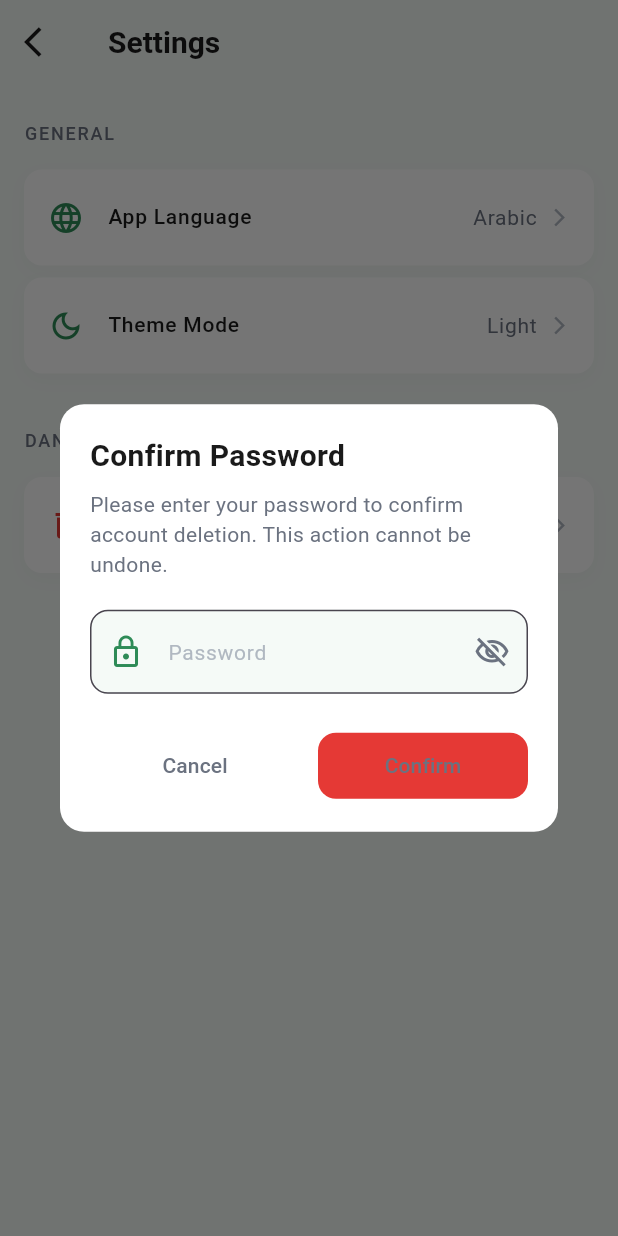
After one commit to MahmoudDahy11/NOOR, a Flutter app: the SettingsScreen screen opened by its route, after a tap on "Delete Account", on a phone screen of 412 x 824 dp. The commit adds this screen. Run offline on Flutter 3.47's test engine with Material 3 defaults, Android fonts, the phone set to English and light mode, and no system bars; our stand-ins replace bloc, cloud_firestore, dartz, device_preview, dio, equatable and 10 more; missing offline and left inert: flutter_facebook_auth, flutter_stripe, mailer; accounts and stored records are empty.

Commit message:
feat: implement account deletion functionality with settings screen and cubit logic

```diff
--- /dev/null
+++ b/devtools_options.yaml
@@ -0,0 +1,3 @@
+description: This file stores settings for Dart & Flutter DevTools.
+documentation: https://docs.flutter.dev/tools/devtools/extensions#configure-extension-enablement-states
+extensions:
--- a/lib/core/di/service_locator.dart
+++ b/lib/core/di/service_locator.dart
@@ -30,6 +30,7 @@ import '../../features/auth/presentation/cubits/signup_cubit/signup_cubit.dart';
 import '../../features/profile/data/repos/profile_repo_impl.dart';
 import '../../features/profile/domain/repos/profile_repo.dart';
 import '../../features/profile/presentation/cubit/profile_cubit.dart';
+import '../../features/settings/presentation/cubit/settings_cubit.dart';
 import '../../features/splash/data/repos/splash_repo_impl.dart';
 import '../../features/splash/domain/repos/splash_repo.dart';
 import '../../features/splash/presentation/cubits/splash_cubit/splash_cubit.dart';
@@ -96,4 +97,5 @@ void setupServiceLocator() {
     () => ProfileCubit(profileRepo: getIt<ProfileRepo>()),
   );
   getIt.registerFactory(() => AddCardCubit(repo: getIt<AddCardRepo>()));
+  getIt.registerFactory(() => SettingsCubit(getIt<FirebaseAuthRepo>()));
 }
--- a/lib/core/router/app_router.dart
+++ b/lib/core/router/app_router.dart
@@ -20,6 +20,8 @@ import '../../features/onboarding/presentation/screens/onboarding_screen.dart';
 import '../../features/profile/presentation/cubit/profile_cubit.dart';
 import '../../features/profile/presentation/views/edit_profile_screen.dart';
 import '../../features/profile/presentation/views/profile_screen.dart';
+import '../../features/settings/presentation/cubit/settings_cubit.dart';
+import '../../features/settings/presentation/views/settings_screen.dart';
 import '../../features/splash/presentation/views/splash_screen.dart';
 import '../di/service_locator.dart';
 
@@ -37,6 +39,7 @@ class AppRouter {
   static const String homeRoute = '/home';
   static const String profileRoute = '/profile';
   static const String editProfileRoute = 'edit-profile';
+  static const String settingsRoute = '/settings';
   static const String addCardRoute = '/add-card';
 
   static final router = GoRouter(
@@ -127,6 +130,17 @@ class AppRouter {
         ],
       ),
       GoRoute(
+        name: settingsRoute,
+        path: settingsRoute,
+        pageBuilder: (context, state) => _slidePage(
+          state: state,
+          child: BlocProvider(
+            create: (context) => getIt<SettingsCubit>(),
+            child: const SettingsScreen(),
+          ),
+        ),
+      ),
+      GoRoute(
         name: addCardRoute,
         path: addCardRoute,
         pageBuilder: (context, state) =>
--- a/lib/features/auth/data/repo/auth_repo_implement.dart
+++ b/lib/features/auth/data/repo/auth_repo_implement.dart
@@ -154,4 +154,16 @@ class FirebaseAuthRepoImplement extends FirebaseAuthRepo {
       return left(CustomFailure(errMessage: e.toString()));
     }
   }
+
+  @override
+  Future<Either<CustomFailure, void>> deleteUserAccount(String password) async {
+    try {
+      await _firebaseService.deleteUserAccount(password: password);
+      return right(null);
+    } on CustomException catch (ex) {
+      return left(CustomFailure(errMessage: ex.errMessage));
+    } catch (e) {
+      return left(CustomFailure(errMessage: e.toString()));
+    }
+  }
 }
--- a/lib/features/auth/data/service/firebase_auth.dart
+++ b/lib/features/auth/data/service/firebase_auth.dart
@@ -167,4 +167,49 @@ class FirebaseService {
       throw CustomException(errMessage: e.toString());
     }
   }
+
+  Future<void> deleteUserAccount({required String password}) async {
+    try {
+      final user = _auth.currentUser;
+      if (user == null) {
+        throw CustomException(errMessage: 'No authenticated user found.');
+      }
+
+      // 1. Re-authenticate the user
+      final AuthCredential credential = EmailAuthProvider.credential(
+        email: user.email!,
+        password: password,
+      );
+
+      await user.reauthenticateWithCredential(credential);
+
+      // 2. Delete user's document from Firestore
+      final uid = user.uid;
+      await firestore.collection('users').doc(uid).delete();
+
+      // 3. Delete the user from FirebaseAuth
+      await user.delete();
+
+      // 4. Clear local session/cache
+      await LocalStorageService.clearUserData();
+
+      log("✅ User account deleted and session cleared: $uid");
+    } on FirebaseAuthException catch (e) {
+      if (e.code == 'wrong-password') {
+        throw CustomException(
+          errMessage: 'The password you entered is incorrect.',
+        );
+      } else if (e.code == 'requires-recent-login') {
+        throw CustomException(
+          errMessage:
+              'This operation is sensitive and requires recent authentication. Please log in again.',
+        );
+      }
+      throw CustomException(errMessage: e.message ?? 'Authentication error');
+    } catch (e) {
+      throw CustomException(
+        errMessage: 'Error deleting account: ${e.toString()}',
+      );
+    }
+  }
 }
--- a/lib/features/auth/domain/repo/auth_repo.dart
+++ b/lib/features/auth/domain/repo/auth_repo.dart
@@ -46,4 +46,10 @@ abstract class FirebaseAuthRepo {
    * returns Either a CustomFailure or Unit
    */
   Future<Either<CustomFailure, UserEntity>> signinWithFacebook();
+  /*
+   * Method to delete the user's account
+   * requires re-authentication with password
+   * returns Either a CustomFailure or void
+   */
+  Future<Either<CustomFailure, void>> deleteUserAccount(String password);
 }
--- a/lib/features/profile/presentation/views/profile_screen.dart
+++ b/lib/features/profile/presentation/views/profile_screen.dart
@@ -81,7 +81,7 @@ class _ProfileView extends StatelessWidget {
                         );
                       },
                       onSettings: () {
-                        // Navigate to Settings
+                        context.pushNamed(AppRouter.settingsRoute);
                       },
                       onSignOut: () {
                         _showSignOutDialog(context);
--- /dev/null
+++ b/lib/features/settings/presentation/cubit/settings_cubit.dart
@@ -0,0 +1,20 @@
+import 'package:bloc/bloc.dart';
+import 'package:meta/meta.dart';
+import '../../../auth/domain/repo/auth_repo.dart';
+
+part 'settings_state.dart';
+
+class SettingsCubit extends Cubit<SettingsState> {
+  final FirebaseAuthRepo _authRepo;
+
+  SettingsCubit(this._authRepo) : super(SettingsInitial());
+
+  Future<void> deleteAccount(String password) async {
+    emit(SettingsLoading());
+    final result = await _authRepo.deleteUserAccount(password);
+    result.fold(
+      (failure) => emit(SettingsError(message: failure.errMessage)),
+      (_) => emit(DeleteAccountSuccess()),
+    );
+  }
+}
--- /dev/null
+++ b/lib/features/settings/presentation/cubit/settings_state.dart
@@ -0,0 +1,15 @@
+part of 'settings_cubit.dart';
+
+@immutable
+abstract class SettingsState {}
+
+class SettingsInitial extends SettingsState {}
+
+class SettingsLoading extends SettingsState {}
+
+class DeleteAccountSuccess extends SettingsState {}
+
+class SettingsError extends SettingsState {
+  final String message;
+  SettingsError({required this.message});
+}
--- /dev/null
+++ b/lib/features/settings/presentation/views/settings_screen.dart
@@ -0,0 +1,169 @@
+import 'package:flutter/material.dart';
+import 'package:flutter_bloc/flutter_bloc.dart';
+import 'package:go_router/go_router.dart';
+import 'package:tally_islamic/core/theme/app_theme.dart';
+import '../../../../core/helper/show_snak_bar.dart';
+import '../../../../core/router/app_router.dart';
+import '../../../../core/theme/app_colors.dart';
+import '../../../../core/theme/app_text_styles.dart';
+import '../cubit/settings_cubit.dart';
+import '../widgets/confirm_password_dialog.dart';
+
+class SettingsScreen extends StatelessWidget {
+  const SettingsScreen({super.key});
+
+  @override
+  Widget build(BuildContext context) {
+    return BlocListener<SettingsCubit, SettingsState>(
+      listener: (context, state) {
+        if (state is SettingsLoading) {
+          showDialog(
+            context: context,
+            barrierDismissible: false,
+            builder: (context) => const Center(
+              child: CircularProgressIndicator(color: AppColors.primary),
+            ),
+          );
+        } else if (state is DeleteAccountSuccess) {
+          Navigator.pop(context); // Pop loading dialog
+          showSnakBar(context, 'Account deleted successfully.');
+          context.goNamed(AppRouter.signinRoute);
+        } else if (state is SettingsError) {
+          Navigator.pop(context); // Pop loading dialog
+          showSnakBar(context, state.message, isError: true);
+        }
+      },
+      child: Scaffold(
+        backgroundColor: AppColors.background,
+        appBar: AppBar(
+          title: const Text('Settings', style: AppTextStyles.titleLarge),
+          backgroundColor: AppTheme.light.scaffoldBackgroundColor,
+          elevation: 0,
+          leading: IconButton(
+            icon: const Icon(
+              Icons.arrow_back_ios,
+              color: AppColors.textPrimary,
+            ),
+            onPressed: () => context.pop(),
+          ),
+        ),
+        body: ListView(
+          padding: const EdgeInsets.symmetric(vertical: 16),
+          children: [
+            _buildSectionHeader(context, 'General'),
+            _buildSettingTile(
+              context,
+              title: 'App Language',
+              icon: Icons.language_outlined,
+              trailing: 'Arabic',
+              onTap: () => _showComingSoon(context),
+            ),
+            _buildSettingTile(
+              context,
+              title: 'Theme Mode',
+              icon: Icons.dark_mode_outlined,
+              trailing: 'Light',
+              onTap: () => _showComingSoon(context),
+            ),
+            const SizedBox(height: 24),
+            _buildSectionHeader(context, 'Danger Zone'),
+            _buildSettingTile(
+              context,
+              title: 'Delete Account',
+              icon: Icons.delete_outline,
+              isDestructive: true,
+              onTap: () => _showDeleteConfirmation(context),
+            ),
+          ],
+        ),
+      ),
+    );
+  }
+
+  Widget _buildSectionHeader(BuildContext context, String title) {
+    return Padding(
+      padding: const EdgeInsets.fromLTRB(16, 8, 16, 12),
+      child: Text(
+        title.toUpperCase(),
+        style: AppTextStyles.bodyMedium.copyWith(
+          fontSize: 12,
+          fontWeight: FontWeight.w500,
+          color: AppColors.textSecondary,
+          letterSpacing: 1.2,
+        ),
+      ),
+    );
+  }
+
+  Widget _buildSettingTile(
+    BuildContext context, {
+    required String title,
+    required IconData icon,
+    String? trailing,
+    bool isDestructive = false,
+    required VoidCallback onTap,
+  }) {
+    return Container(
+      margin: const EdgeInsets.symmetric(horizontal: 16, vertical: 4),
+      decoration: BoxDecoration(
+        color: AppColors.surface,
+        borderRadius: BorderRadius.circular(12),
+        boxShadow: [
+          BoxShadow(
+            color: Colors.black.withValues(alpha: 0.02),
+            blurRadius: 10,
+            offset: const Offset(0, 4),
+          ),
+        ],
+      ),
+      child: ListTile(
+        onTap: onTap,
+        contentPadding: const EdgeInsets.symmetric(horizontal: 16, vertical: 4),
+        leading: Icon(
+          icon,
+          color: isDestructive ? AppColors.error : AppColors.primary,
+        ),
+        title: Text(
+          title,
+          style: AppTextStyles.bodyMedium.copyWith(
+            fontWeight: FontWeight.w500,
+            color: isDestructive ? AppColors.error : AppColors.textPrimary,
+          ),
+        ),
+        trailing: Row(
+          mainAxisSize: MainAxisSize.min,
+          children: [
+            if (trailing != null)
+              Text(
+                trailing,
+                style: AppTextStyles.bodyMedium.copyWith(
+                  color: AppColors.textSecondary,
+                ),
+              ),
+            const SizedBox(width: 8),
+            const Icon(
+              Icons.arrow_forward_ios,
+              size: 14,
+              color: AppColors.textHint,
+            ),
+          ],
+        ),
+      ),
+    );
+  }
+
+  void _showComingSoon(BuildContext context) {
+    showSnakBar(context, 'Coming Soon');
+  }
+
+  void _showDeleteConfirmation(BuildContext context) {
+    showDialog(
+      context: context,
+      builder: (dialogContext) => ConfirmPasswordDialog(
+        onConfirm: (password) {
+          context.read<SettingsCubit>().deleteAccount(password);
+        },
+      ),
+    );
+  }
+}
--- /dev/null
+++ b/lib/features/settings/presentation/widgets/confirm_password_dialog.dart
@@ -0,0 +1,151 @@
+import 'package:flutter/material.dart';
+import '../../../../core/theme/app_colors.dart';
+import '../../../../core/theme/app_text_styles.dart';
+
+class ConfirmPasswordDialog extends StatefulWidget {
+  final Function(String password) onConfirm;
+
+  const ConfirmPasswordDialog({super.key, required this.onConfirm});
+
+  @override
+  State<ConfirmPasswordDialog> createState() => _ConfirmPasswordDialogState();
+}
+
+class _ConfirmPasswordDialogState extends State<ConfirmPasswordDialog> {
+  final TextEditingController _passwordController = TextEditingController();
+  final GlobalKey<FormState> _formKey = GlobalKey<FormState>();
+  bool _isObscured = true;
+
+  @override
+  void dispose() {
+    _passwordController.dispose();
+    super.dispose();
+  }
+
+  @override
+  Widget build(BuildContext context) {
+    return Dialog(
+      shape: RoundedRectangleBorder(borderRadius: BorderRadius.circular(16)),
+      backgroundColor: AppColors.surface,
+      child: Padding(
+        padding: const EdgeInsets.all(20.0),
+        child: Form(
+          key: _formKey,
+          child: Column(
+            mainAxisSize: MainAxisSize.min,
+            crossAxisAlignment: CrossAxisAlignment.start,
+            children: [
+              Text(
+                'Confirm Password',
+                style: AppTextStyles.titleLarge.copyWith(
+                  color: AppColors.textPrimary,
+                ),
+              ),
+              const SizedBox(height: 8),
+              Text(
+                'Please enter your password to confirm account deletion. This action cannot be undone.',
+                style: AppTextStyles.bodyMedium.copyWith(
+                  color: AppColors.textSecondary,
+                ),
+              ),
+              const SizedBox(height: 20),
+              TextFormField(
+                controller: _passwordController,
+                obscureText: _isObscured,
+                decoration: InputDecoration(
+                  hintText: 'Password',
+                  hintStyle: AppTextStyles.bodyMedium.copyWith(
+                    color: AppColors.textHint,
+                  ),
+                  prefixIcon: const Icon(
+                    Icons.lock_outline,
+                    color: AppColors.primary,
+                  ),
+                  suffixIcon: IconButton(
+                    icon: Icon(
+                      _isObscured
+                          ? Icons.visibility_off_outlined
+                          : Icons.visibility_outlined,
+                      color: AppColors.textSecondary,
+                    ),
+                    onPressed: () => setState(() => _isObscured = !_isObscured),
+                  ),
+                  border: OutlineInputBorder(
+                    borderRadius: BorderRadius.circular(12),
+                    borderSide: BorderSide(
+                      color: AppColors.primary.withValues(alpha: 0.2),
+                    ),
+                  ),
+                  focusedBorder: OutlineInputBorder(
+                    borderRadius: BorderRadius.circular(12),
+                    borderSide: const BorderSide(
+                      color: AppColors.primary,
+                      width: 1.5,
+                    ),
+                  ),
+                  filled: true,
+                  fillColor: AppColors.background,
+                ),
+                validator: (value) {
+                  if (value == null || value.isEmpty) {
+                    return 'Please enter your password';
+                  }
+                  return null;
+                },
+              ),
+              const SizedBox(height: 24),
+              Row(
+                children: [
+                  Expanded(
+                    child: TextButton(
+                      onPressed: () => Navigator.pop(context),
+                      style: TextButton.styleFrom(
+                        padding: const EdgeInsets.symmetric(vertical: 12),
+                        shape: RoundedRectangleBorder(
+                          borderRadius: BorderRadius.circular(12),
+                        ),
+                      ),
+                      child: Text(
+                        'Cancel',
+                        style: AppTextStyles.bodyMedium.copyWith(
+                          fontWeight: FontWeight.w500,
+                          color: AppColors.textSecondary,
+                        ),
+                      ),
+                    ),
+                  ),
+                  const SizedBox(width: 12),
+                  Expanded(
+                    child: ElevatedButton(
+                      onPressed: () {
+                        if (_formKey.currentState!.validate()) {
+                          widget.onConfirm(_passwordController.text);
+                          Navigator.pop(context);
+                        }
+                      },
+                      style: ElevatedButton.styleFrom(
+                        backgroundColor: AppColors.error,
+                        foregroundColor: Colors.white,
+                        padding: const EdgeInsets.symmetric(vertical: 12),
+                        elevation: 0,
+                        shape: RoundedRectangleBorder(
+                          borderRadius: BorderRadius.circular(12),
+                        ),
+                      ),
+                      child: Text(
+                        'Confirm',
+                        style: AppTextStyles.bodyMedium.copyWith(
+                          fontWeight: FontWeight.w500,
+                        ),
+                      ),
+                    ),
+                  ),
+                ],
+              ),
+            ],
+          ),
+        ),
+      ),
+    );
+  }
+}
```
